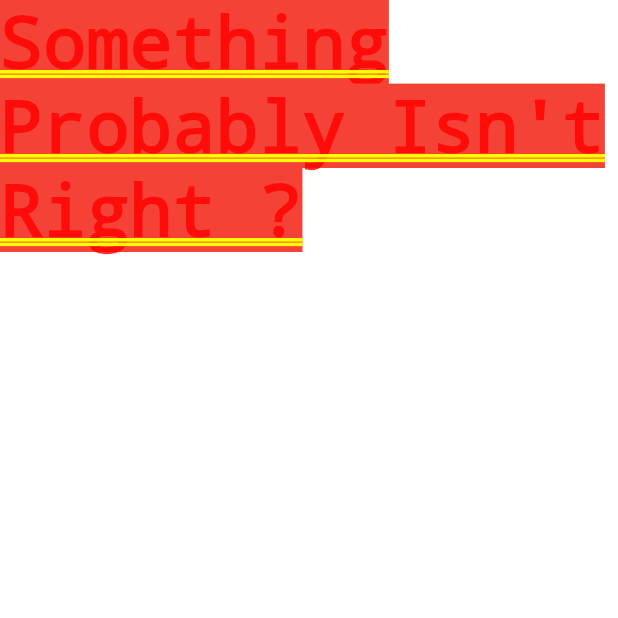
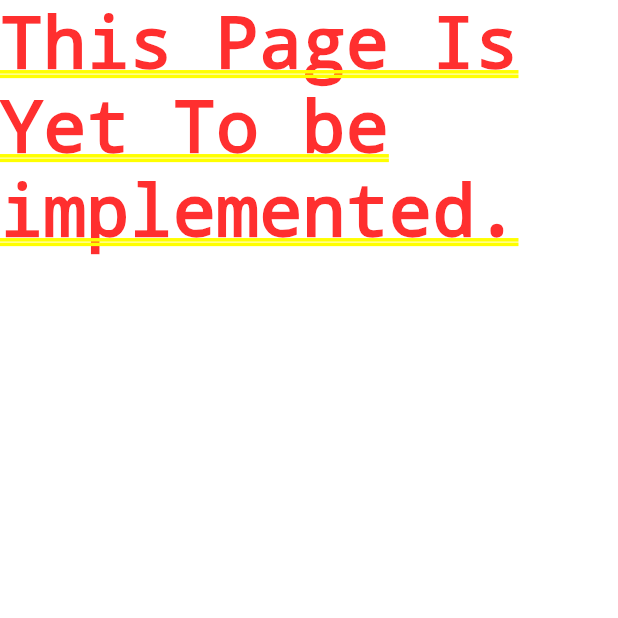
Before and after one commit to AmIExtinct/fluttertest, a Flutter app: the screen it shows after launch, on a phone screen of 412 x 824 dp, the top half of it. Run offline on Flutter 3.47's test engine with Material 3 defaults, Android fonts, the phone set to English and light mode, and no system bars.

Commit message:
Restructuring Check

```diff
--- a/lib/data/data.dart
+++ b/lib/data/data.dart
@@ -1,6 +1,8 @@
 import 'package:flutter/material.dart';
 
 class Status {
-  static ValueNotifier<bool> isLoggedIn = ValueNotifier(false);
-  static ValueNotifier<ThemeMode> themeNotifier = ValueNotifier(ThemeMode.system);
+  static bool isLoggedIn = false;
+  static ValueNotifier<ThemeMode> themeNotifier = ValueNotifier(
+    ThemeMode.system,
+  );
 }
--- a/lib/ui/home/home.dart
+++ b/lib/ui/home/home.dart
@@ -1,5 +1,5 @@
 import 'package:flutter/material.dart';
-import 'package:hey/data/data.dart' as Account;
+import 'package:hey/data/data.dart' as account;
 import 'package:hey/ui/account/account.dart';
 
 class HomePage extends StatelessWidget {
@@ -7,20 +7,22 @@ class HomePage extends StatelessWidget {
 
   @override
   Widget build(BuildContext context) {
-    return ValueListenableBuilder(
-      valueListenable: Account.Status.isLoggedIn,
-      builder: (BuildContext context, bool value, Widget? child) {
-        if (value) {
-          return AccountPage();
-        } else {
-          // Yet to be implemented
-        }
+    if (account.Status.isLoggedIn) {
+      return AccountPage();
+    } else if (!account.Status.isLoggedIn) {
+      return const Text("This Page Is Yet To be implemented.");
+    }
 
-        return const Text(
-          "Something Probably Isn't Right ?",
-          style: TextStyle(backgroundColor: Colors.red),
-        );
-      },
-    );
+    return const SomethingWrong();
   }
 }
+
+class SomethingWrong extends StatelessWidget {
+  const SomethingWrong({super.key});
+
+  @override
+  Widget build(BuildContext context) {
+    // TODO: implement build
+    return const Text("Something Went Wrong ...");
+  }
+}
```
